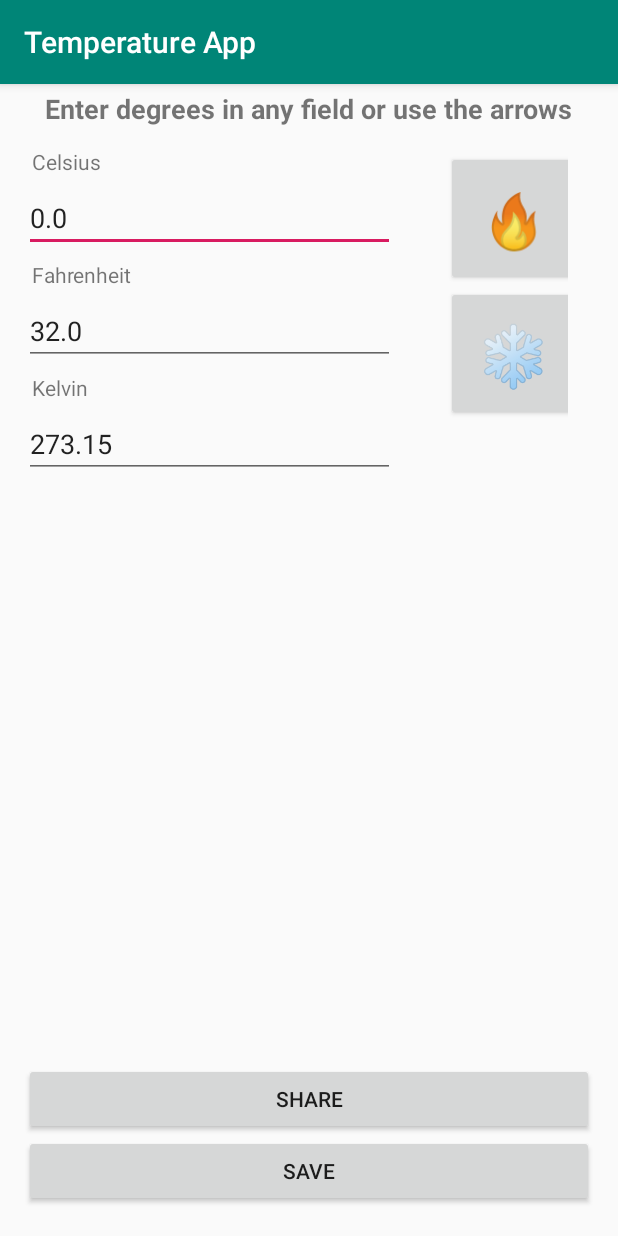
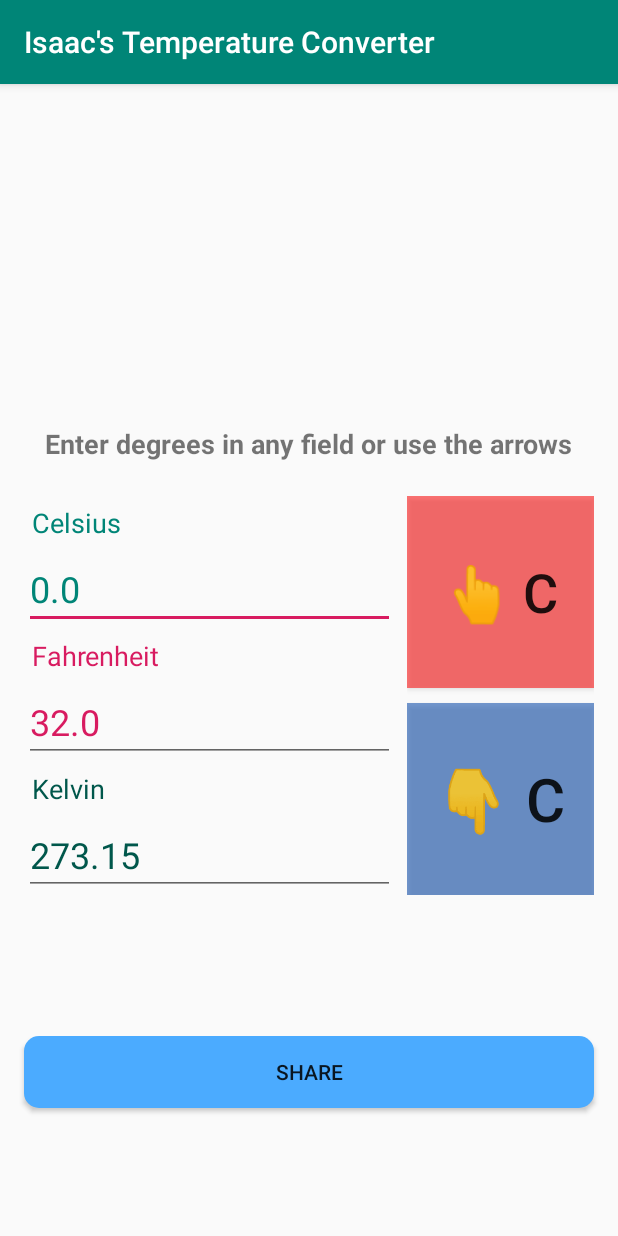
Before and after one commit to jelitter/temperature-mobile-app, an Android app: the screen it shows after launch (MainActivity), on a phone screen of 412 x 824 dp. Run offline under Robolectric (Android 15) with nearby library versions, the phone set to English and light mode, and no system bars.

Commit message:
Added second activity, adjusted layout constraints and styled buttons

```diff
--- a/app/src/main/java/sanchez/isaac/temperatureapp/MainActivity.java
+++ b/app/src/main/java/sanchez/isaac/temperatureapp/MainActivity.java
@@ -1,4 +1,6 @@
 package sanchez.isaac.temperatureapp;
+import android.content.Intent;
+import android.support.annotation.ColorInt;
 import android.support.v7.app.AppCompatActivity;
 import android.os.Bundle;
 import android.text.Editable;
@@ -13,7 +15,8 @@ public class MainActivity extends AppCompatActivity {
     private Degree temp;
     EditText celsius, fahrenheit, kelvin;
     EditText lastFocusedField;
-    Button buttonUp, buttonDown;
+    Button buttonUp, buttonDown, buttonShare;
+
 
 
     @Override
@@ -30,16 +33,33 @@ public class MainActivity extends AppCompatActivity {
 
         buttonUp = findViewById(R.id.buttonUp);
         buttonDown = findViewById(R.id.buttonDown);
+        buttonShare = findViewById(R.id.buttonShare);
 
         // Starting at 0 Celsius degrees
         temp.setCelsius(0);
         refreshFields();
         lastFocusedField = celsius;
+        buttonUp.setText("👆 C");
+        buttonUp.setBackgroundColor(0x88FF0000);  // argb
+        buttonDown.setText("👇 C");
+        buttonDown.setBackgroundColor(0x880044AA);  // argb
+
 
         setListeners();
     }
 
     public void setListeners() {
+
+        this.buttonShare.setOnClickListener(new View.OnClickListener() {
+            @Override
+            public void onClick(View v) {
+                Intent shareIntent = new Intent(getApplicationContext(), ShareActivity.class);
+                shareIntent.putExtra("celsius", temp.getCelsiusToString());
+                shareIntent.putExtra("fahrenheit", temp.getFahrenheitToString());
+                shareIntent.putExtra("kelvin", temp.getKelvinToString());
+                startActivity(shareIntent);
+            }
+        });
 
         this.buttonUp.setOnClickListener(createSpinnerListener(1));
         this.buttonDown.setOnClickListener(createSpinnerListener(-1));
@@ -49,18 +69,24 @@ public class MainActivity extends AppCompatActivity {
             @Override
             public void onFocusChange(View v, boolean hasFocus) {
                     lastFocusedField = celsius;
+                    buttonUp.setText(R.string.up_celsius);
+                    buttonDown.setText(R.string.down_celsius);
             }
         });
         fahrenheit.setOnFocusChangeListener(new View.OnFocusChangeListener() {
             @Override
             public void onFocusChange(View v, boolean hasFocus) {
                     lastFocusedField = fahrenheit;
+                    buttonUp.setText(R.string.up_fahrenheit);
+                    buttonDown.setText(R.string.down_fahrenheit);
             }
         });
         kelvin.setOnFocusChangeListener(new View.OnFocusChangeListener() {
             @Override
             public void onFocusChange(View v, boolean hasFocus) {
                     lastFocusedField = kelvin;
+                    buttonUp.setText(R.string.up_kelvin);
+                    buttonDown.setText(R.string.down_kelvin);
             }
         });
 
@@ -151,6 +177,8 @@ public class MainActivity extends AppCompatActivity {
 
     }
 
+
+
     private View.OnClickListener createSpinnerListener(final int increment) {
         return new View.OnClickListener() {
             @Override
--- /dev/null
+++ b/app/src/main/res/drawable/rounded_button.xml
@@ -0,0 +1,6 @@
+<?xml version="1.0" encoding="utf-8"?>
+<shape xmlns:android="http://schemas.android.com/apk/res/android"
+    android:shape="rectangle" android:padding="10dp">
+    <solid android:color="#4BABFF"/>
+    <corners android:radius="10dp"/>
+</shape>
--- a/app/src/main/res/layout/activity_main.xml
+++ b/app/src/main/res/layout/activity_main.xml
@@ -7,22 +7,56 @@
     tools:context=".MainActivity"
     >
 
+
+    <ScrollView
+        android:layout_width="match_parent"
+        android:layout_height="match_parent"
+        android:clipToPadding="false"
+        android:fillViewport="true">
+
+        L
+
+        <android.support.constraint.ConstraintLayout
+            android:id="@+id/container"
+            android:layout_width="match_parent"
+            android:layout_height="match_parent">
+
+            <TextView
+                android:id="@+id/textTitle"
+                android:layout_width="wrap_content"
+                android:layout_height="31dp"
+                android:layout_marginStart="8dp"
+                android:layout_marginTop="8dp"
+                android:layout_marginEnd="8dp"
+                android:layout_marginBottom="8dp"
+                android:text="Enter degrees in any field or use the arrows"
+                android:textSize="18sp"
+                android:textStyle="bold"
+                app:layout_constraintBottom_toTopOf="@+id/fields"
+                app:layout_constraintEnd_toEndOf="parent"
+                app:layout_constraintStart_toStartOf="parent"
+                app:layout_constraintTop_toTopOf="parent"
+                app:layout_constraintVertical_chainStyle="packed" />
+
             <LinearLayout
                 android:id="@+id/fields"
                 android:layout_width="247dp"
                 android:layout_height="wrap_content"
                 android:layout_marginStart="16dp"
                 android:layout_marginTop="8dp"
+                android:layout_marginBottom="8dp"
                 android:orientation="vertical"
+                app:layout_constraintBottom_toBottomOf="parent"
                 app:layout_constraintStart_toStartOf="parent"
-        app:layout_constraintTop_toBottomOf="@+id/textTitle"
-        app:layout_goneMarginLeft="5dp">
+                app:layout_constraintTop_toBottomOf="@+id/textTitle">
 
                 <TextView
                     android:layout_width="match_parent"
                     android:layout_height="wrap_content"
                     android:padding="5dp"
                     android:text="Celsius"
+                    android:textColor="@color/colorPrimary"
+                    android:textSize="18sp"
                     app:layout_constraintStart_toStartOf="parent"
                     app:layout_constraintTop_toTopOf="parent" />
 
@@ -32,13 +66,17 @@
                     android:layout_height="wrap_content"
                     android:ems="10"
                     android:inputType="numberDecimal"
-            android:text="" />
+                    android:text=""
+                    android:textColor="@color/colorPrimary"
+                    android:textSize="24sp" />
 
                 <TextView
                     android:layout_width="match_parent"
                     android:layout_height="wrap_content"
                     android:padding="5dp"
                     android:text="Fahrenheit"
+                    android:textColor="@color/colorAccent"
+                    android:textSize="18sp"
                     app:layout_constraintStart_toStartOf="parent"
                     app:layout_constraintTop_toTopOf="parent" />
 
@@ -47,13 +85,17 @@
                     android:layout_width="match_parent"
                     android:layout_height="wrap_content"
                     android:ems="10"
-            android:inputType="numberDecimal" />
+                    android:inputType="numberDecimal"
+                    android:textColor="@color/colorAccent"
+                    android:textSize="24sp" />
 
                 <TextView
                     android:layout_width="match_parent"
                     android:layout_height="wrap_content"
                     android:padding="5dp"
                     android:text="Kelvin"
+                    android:textColor="@color/colorPrimaryDark"
+                    android:textSize="18sp"
                     app:layout_constraintStart_toStartOf="parent"
                     app:layout_constraintTop_toTopOf="parent" />
 
@@ -62,77 +104,69 @@
                     android:layout_width="match_parent"
                     android:layout_height="wrap_content"
                     android:ems="10"
-            android:inputType="numberDecimal" />
+                    android:inputType="numberDecimal"
+                    android:textColor="@color/colorPrimaryDark"
+                    android:textSize="24sp" />
+
+
             </LinearLayout>
 
             <LinearLayout
                 android:id="@+id/updown"
-        android:layout_width="81dp"
-        android:layout_height="224dp"
+                android:layout_width="0dp"
+                android:layout_height="0dp"
                 android:layout_marginStart="8dp"
-        android:layout_marginTop="16dp"
-        android:layout_marginEnd="8dp"
+                android:layout_marginEnd="16dp"
                 android:orientation="vertical"
+                app:layout_constraintBottom_toBottomOf="@+id/fields"
                 app:layout_constraintEnd_toEndOf="parent"
                 app:layout_constraintStart_toEndOf="@+id/fields"
-        app:layout_constraintTop_toBottomOf="@+id/textTitle"
-        app:layout_goneMarginLeft="5dp">
+                app:layout_constraintTop_toTopOf="@+id/fields">
 
                 <Button
                     android:id="@+id/buttonUp"
-            android:layout_width="90dp"
-            android:layout_height="90dp"
-            android:text="🔥"
+                    android:layout_width="match_parent"
+                    android:layout_height="0dp"
+                    android:layout_weight="1"
+                    android:text="👆"
+                    android:background="@drawable/rounded_button"
+
                     android:textAlignment="center"
                     android:textSize="36sp" />
 
+                <TextView
+                    android:layout_width="match_parent"
+                    android:layout_height="10dp" />
+
                 <Button
                     android:id="@+id/buttonDown"
-            android:layout_width="90dp"
-            android:layout_height="90dp"
-            android:text="❄"
+                    android:layout_width="match_parent"
+                    android:layout_height="0dp"
+                    android:layout_weight="1"
+                    android:text="👇"
+                    android:background="@drawable/rounded_button"
+
                     android:textAlignment="center"
                     android:textSize="40sp" />
             </LinearLayout>
 
-
-    <TableLayout
-        android:id="@+id/share"
+            <Button
+                android:id="@+id/buttonShare"
                 android:layout_width="0dp"
-        android:layout_height="107dp"
+                android:layout_height="48dp"
                 android:layout_marginStart="16dp"
+                android:layout_marginTop="16dp"
                 android:layout_marginEnd="16dp"
                 android:layout_marginBottom="8dp"
+                android:text="Share"
+                android:background="@drawable/rounded_button"
                 app:layout_constraintBottom_toBottomOf="parent"
                 app:layout_constraintEnd_toEndOf="parent"
-        app:layout_constraintStart_toStartOf="parent">
-
-        <Button
-            android:id="@+id/buttonShare"
-            android:layout_width="match_parent"
-            android:layout_height="wrap_content"
-            android:text="Share" />
-
-        <Button
-            android:id="@+id/buttonSave"
-            android:layout_width="match_parent"
-            android:layout_height="wrap_content"
-            android:text="Save" />
-    </TableLayout>
-
-    <TextView
-        android:id="@+id/textTitle"
-        android:layout_width="wrap_content"
-        android:layout_height="wrap_content"
-        android:layout_marginStart="8dp"
-        android:layout_marginTop="4dp"
-        android:layout_marginEnd="8dp"
-        android:text="Enter degrees in any field or use the arrows"
-        android:textSize="18sp"
-        android:textStyle="bold"
-        app:layout_constraintEnd_toEndOf="parent"
-        app:layout_constraintStart_toStartOf="parent"
-        app:layout_constraintTop_toTopOf="parent" />
+                app:layout_constraintHorizontal_bias="1.0"
+                app:layout_constraintStart_toStartOf="@id/container"
+                app:layout_constraintTop_toBottomOf="@+id/fields" />
+        </android.support.constraint.ConstraintLayout>
+    </ScrollView>
 
 
 </android.support.constraint.ConstraintLayout>
--- a/app/src/main/res/values/strings.xml
+++ b/app/src/main/res/values/strings.xml
@@ -1,3 +1,9 @@
 <resources>
-    <string name="app_name">Temperature App</string>
+    <string name="app_name">Isaac\'s Temperature Converter</string>
+    <string name="up_celsius">👆 C</string>
+    <string name="up_fahrenheit">👆 F</string>
+    <string name="up_kelvin">👆 K</string>
+    <string name="down_celsius">👇 C</string>
+    <string name="down_fahrenheit">👇 F</string>
+    <string name="down_kelvin">👇 K</string>
 </resources>
```
Also changed, not shown: app/src/main/AndroidManifest.xml (+9 -2 lines), app/src/main/java/sanchez/isaac/temperatureapp/ShareActivity.java (added, +45 -0 lines), app/src/main/res/layout/activity_share.xml (added, +23 -0 lines). Lines whose indentation alone changed are shown as unchanged.
